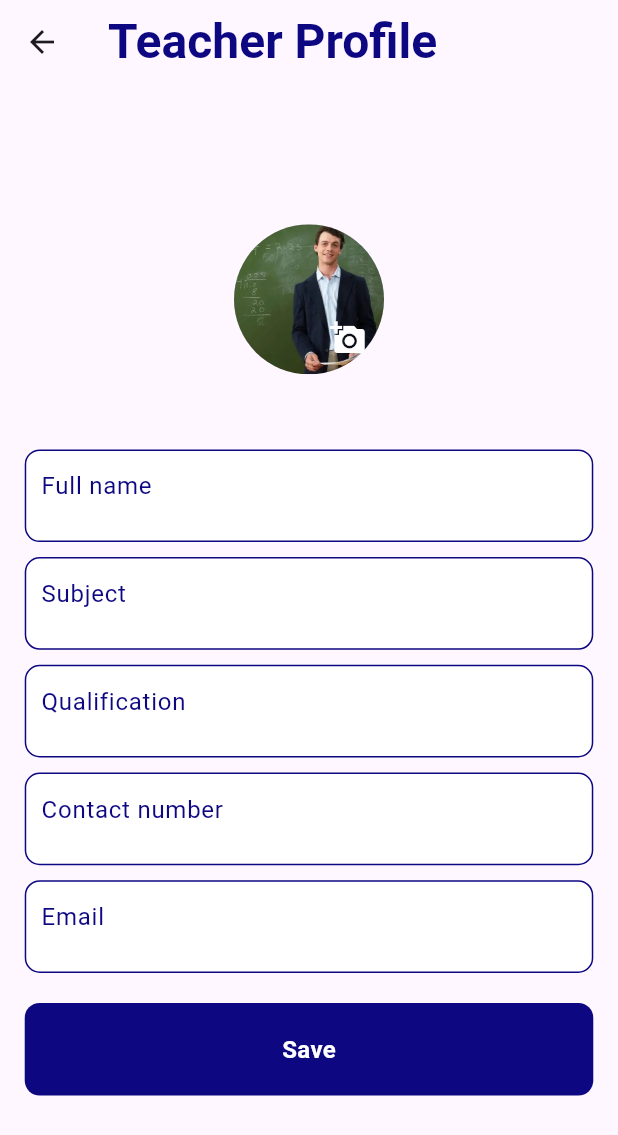
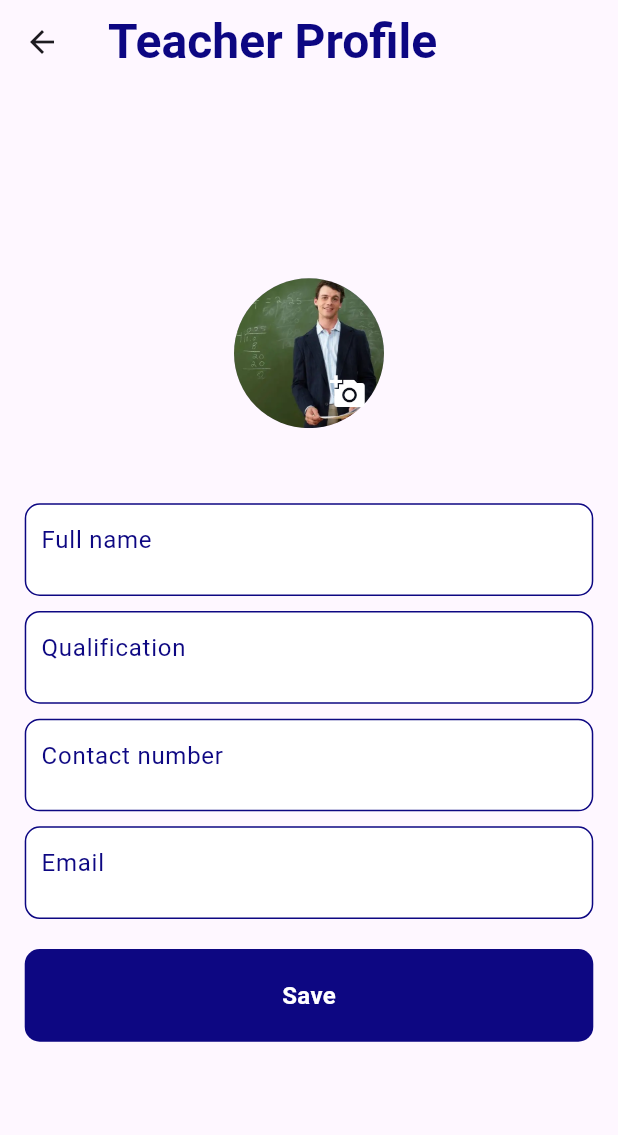
Before and after one commit to hashimtkd/EduTrack, a Flutter app: the screen it shows after launch, on a phone screen of 412 x 824 dp. Shown: the top 1135 px of the screen. Run offline on Flutter 3.47's test engine with Material 3 defaults, Android fonts, the phone set to English and light mode, and no system bars; our stand-ins replace hive, hive_flutter, image_cropper, image_picker, shared_preferences, smooth_page_indicator; accounts and stored records are empty; project files that could hold a hidden picture were left out.

Commit message:
subjet field deleted form teacher profile form page

```diff
--- a/lib/screens/teacher_screens/teacher_register_panel.dart
+++ b/lib/screens/teacher_screens/teacher_register_panel.dart
@@ -60,12 +60,7 @@ class _TeacherRegisterPanelState extends State<TeacherRegisterPanel> {
                   ),
 
                   SizedBox(height: 10),
-                  AppTextField(
-                    text: Text('Subject').size(14).black(),
-                    validation: 'Enter subject',
-                  ),
 
-                  SizedBox(height: 10),
                   AppTextField(
                     text: Text('Qualification').size(14).black(),
                     validation: 'Enter qualification',
```
